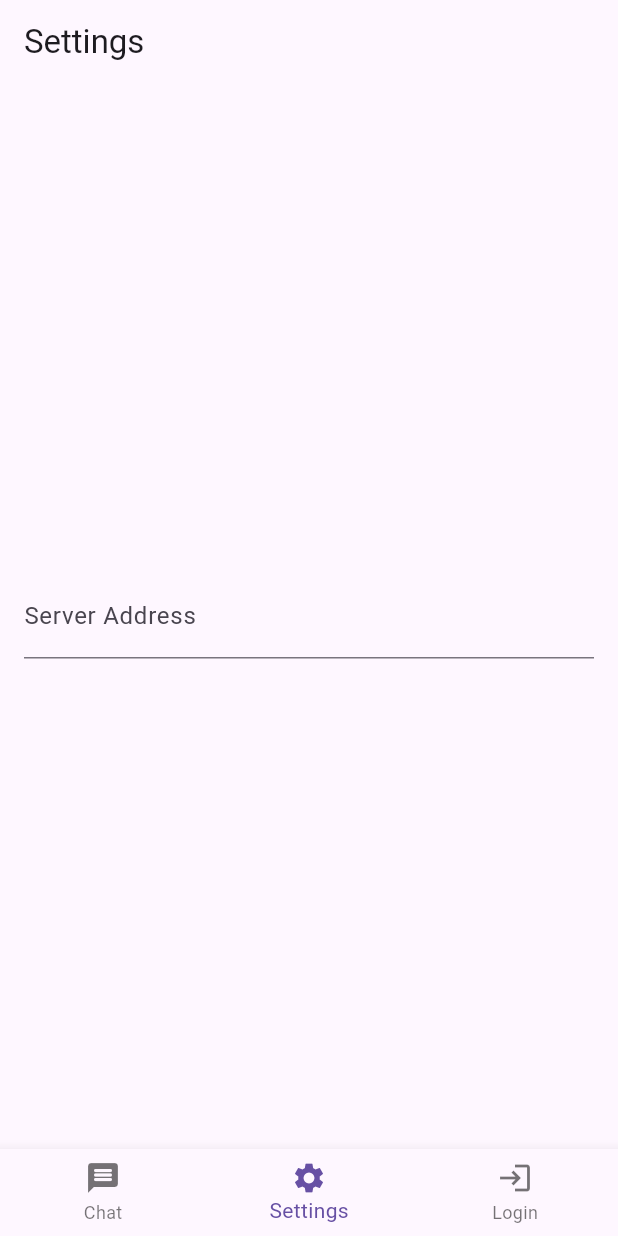
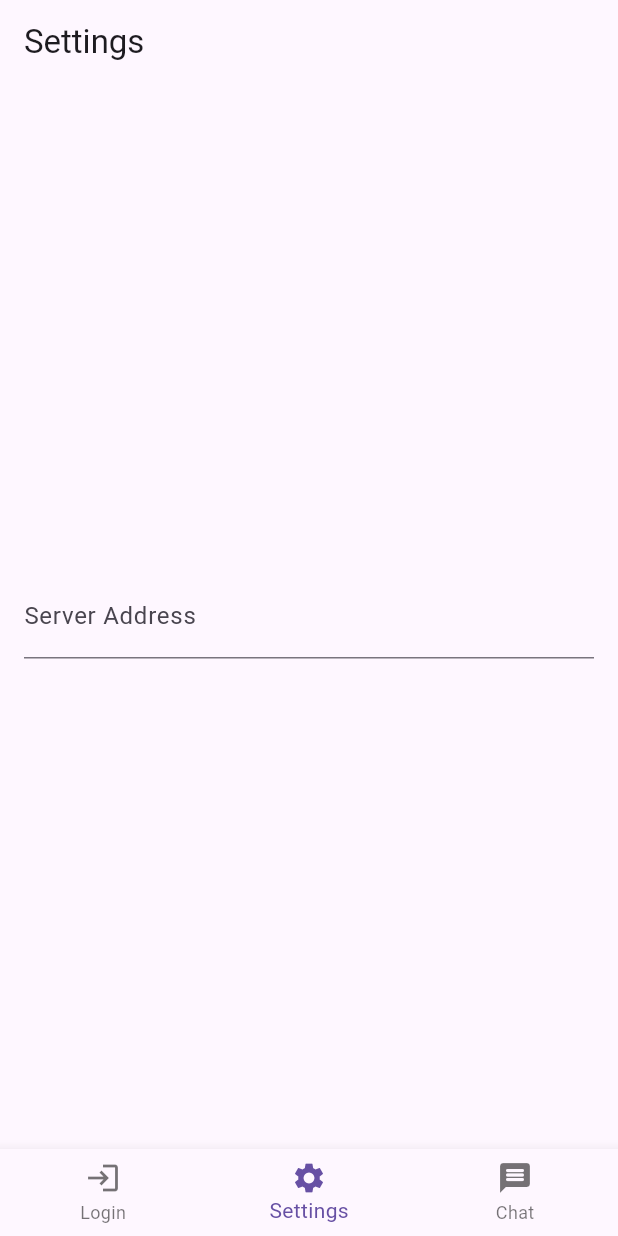
Before and after one commit to andrewamidei/Hackathon-2025, a Flutter app: the screen it shows after launch, item 2 of the bottom bar chosen, on a phone screen of 412 x 824 dp. Run offline on Flutter 3.47's test engine with Material 3 defaults, Android fonts, the phone set to English and light mode, and no system bars; our stand-ins replace flutter_bloc.

Commit message:
Frontend polishing

```diff
--- a/frontend/flutter_application/lib/chat/chat_bloc.dart
+++ b/frontend/flutter_application/lib/chat/chat_bloc.dart
@@ -3,7 +3,8 @@ import 'package:flutter_bloc/flutter_bloc.dart';
 import 'package:http/http.dart' as http;
 import 'dart:convert';
 
-const String url = 'http://192.168.8.137:8080/api/queryllm';
+// const String url = 'http://192.168.8.137:8080/api/queryllm';
+const String url = 'http://localhost:8080/api/queryllm';
 
 class ChatBloc extends Cubit<String> {
   ChatBloc() : super('');
--- a/frontend/flutter_application/lib/login/login_page.dart
+++ b/frontend/flutter_application/lib/login/login_page.dart
@@ -1,4 +1,5 @@
 import 'package:flutter/material.dart';
+import 'package:flutter_application/chat/chat_page.dart';
 import 'package:flutter_bloc/flutter_bloc.dart';
 import 'login_bloc.dart';
 
@@ -85,6 +86,11 @@ class LoginView extends StatelessWidget {
                                 backgroundColor: Colors.red,
                             ),
                         );
+                    } else {
+                        Navigator.push(
+                            context,
+                            MaterialPageRoute(builder: (context) => const ChatPage()),
+                        );
                     }
                 }
             },
--- a/frontend/flutter_application/lib/navigation/navigation_page.dart
+++ b/frontend/flutter_application/lib/navigation/navigation_page.dart
@@ -37,11 +37,11 @@ class MyHome extends StatelessWidget{
             builder: (context, currentIndex){
               switch(currentIndex){
                 case 0:
-                  return ChatPage();
+                  return LoginPage();
                 case 1:
                   return SettingsPage();
                 case 2:
-                  return LoginPage();
+                  return ChatPage();
                 case 3:
                   return Placeholder();
                 default:
@@ -56,8 +56,8 @@ class MyHome extends StatelessWidget{
                 onTap: (index) => bottomNaviBloc.add(BottomNaviEvent.values[index]),
                 items: const [
                   BottomNavigationBarItem(
-                    icon: Icon(Icons.message_rounded),
-                    label: "Chat",
+                    icon: Icon(Icons.login),
+                    label: "Login",
                   ),
                   // BottomNavigationBarItem(
                   //   icon: Icon(Icons.person),
@@ -68,8 +68,8 @@ class MyHome extends StatelessWidget{
                     label: "Settings",
                   ),
                   BottomNavigationBarItem(
-                    icon: Icon(Icons.login),
-                    label: "Login",
+                    icon: Icon(Icons.message_rounded),
+                    label: "Chat",
                   ),
                 ],
               );
```
